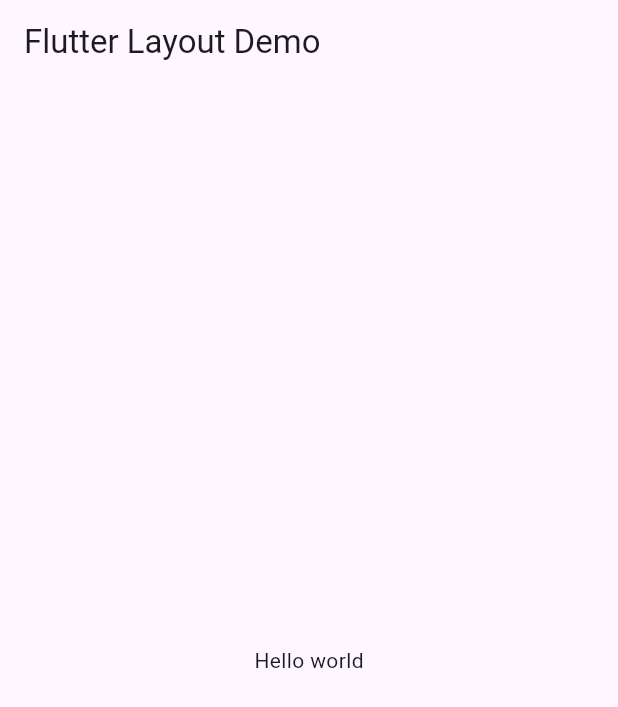
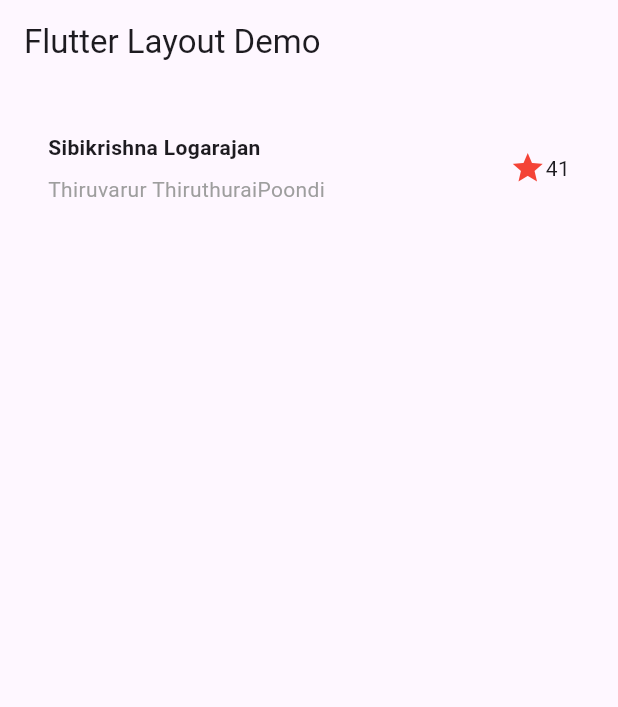
Before and after one commit to Yuslash/what-the-hell-is-even-that, a Flutter app: the screen it shows after launch, on a phone screen of 412 x 824 dp. Shown: the top 707 px of the screen. Run offline on Flutter 3.47's test engine with Material 3 defaults, Android fonts, the phone set to English and light mode, and no system bars.

Commit message:
Smooooooothhh operatorrrrrrrrrrrrr... smooooooothhh operatorrrrrr

```diff
--- /dev/null
+++ b/lib/Pages/TitleSection.dart
@@ -0,0 +1,53 @@
+import 'package:flutter/material.dart';
+
+class TitleSection extends StatelessWidget {
+  const TitleSection({
+    super.key,
+    required this.name,
+    required this.location,
+  });
+
+  final String name;
+  final String location;
+
+  @override
+  Widget build(BuildContext context) {
+    return Padding(
+      padding: const EdgeInsets.all(32),
+      child: Row(
+        children: [
+          Expanded(child: Column(
+            crossAxisAlignment: CrossAxisAlignment.start,
+            children: [
+              Padding(padding: const EdgeInsets.only(bottom: 8),
+
+                child: Text(name,
+                style: const TextStyle(
+                  fontWeight: FontWeight.bold
+                ),
+
+              ),
+
+              ),
+
+              Text(location,
+              style: TextStyle(
+                color: Colors.grey[500],
+              ),
+            ),
+
+            ],
+
+          ),
+          ),
+          Icon(
+            Icons.star,
+            color: Colors.red[500],
+          ),
+          Text("41")
+        ],
+      ),
+    );
+  }
+
+}
--- a/lib/main.dart
+++ b/lib/main.dart
@@ -1,4 +1,5 @@
 import 'package:flutter/material.dart';
+import 'package:learning_1/Pages/TitleSection.dart';
 
 void main() {
   runApp(MyApp());
@@ -23,8 +24,12 @@
           title: Text(appTitle),
         ),
 
-        body: const Center(
-          child: Text("Hello world"),
+        body: SingleChildScrollView(
+          child: Column(
+            children: [
+              TitleSection(name: "Sibikrishna Logarajan", location: "Thiruvarur ThiruthuraiPoondi")
+            ],
+          ),
         ),
 
       ),
```
